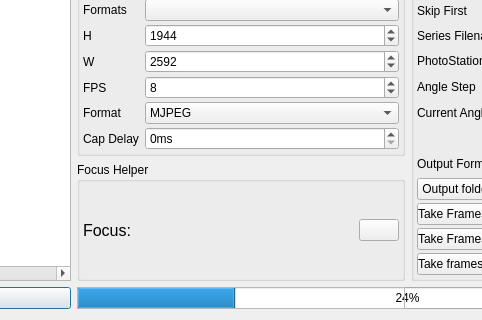
Before: the Qt Designer form utils/capture/photostationCaptureDialog.ui in NickPenkrat/corecvs, drawn with Qt 5; both pictures show x 280 to 762 and y 384 to 704 of the 1029 by 704 pixel window.
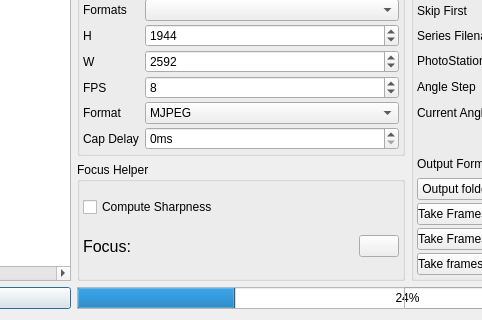
After: the same form once the commit is applied. Icons and pictures are not drawn. Custom widgets are drawn as their Qt base class.

Patch:
```diff
--- a/utils/capture/photostationCaptureDialog.ui
+++ b/utils/capture/photostationCaptureDialog.ui
@@ -231,19 +231,7 @@
       <property name="bottomMargin">
        <number>3</number>
       </property>
-      <item row="0" column="0">
-       <widget class="QLabel" name="focusedLabel">
-        <property name="font">
-         <font>
-          <pointsize>12</pointsize>
-         </font>
-        </property>
-        <property name="text">
-         <string>Focus:</string>
-        </property>
-       </widget>
-      </item>
-      <item row="0" column="1">
+      <item row="1" column="1">
        <widget class="QPushButton" name="focusButton">
         <property name="sizePolicy">
          <sizepolicy hsizetype="Fixed" vsizetype="Fixed">
@@ -269,6 +257,41 @@
         </property>
        </widget>
       </item>
+      <item row="0" column="0">
+       <widget class="QCheckBox" name="focusComputeOnCheckBox">
+        <property name="text">
+         <string>Compute Sharpness</string>
+        </property>
+       </widget>
+      </item>
+      <item row="1" column="0">
+       <widget class="QLabel" name="focusedLabel">
+        <property name="font">
+         <font>
+          <pointsize>12</pointsize>
+         </font>
+        </property>
+        <property name="text">
+         <string>Focus:</string>
+        </property>
+       </widget>
+      </item>
+      <item row="2" column="0">
+       <spacer name="verticalSpacer">
+        <property name="orientation">
+         <enum>Qt::Vertical</enum>
+        </property>
+        <property name="sizeType">
+         <enum>QSizePolicy::Preferred</enum>
+        </property>
+        <property name="sizeHint" stdset="0">
+         <size>
+          <width>20</width>
+          <height>5</height>
+         </size>
+        </property>
+       </spacer>
+      </item>
      </layout>
     </widget>
    </item>
```
